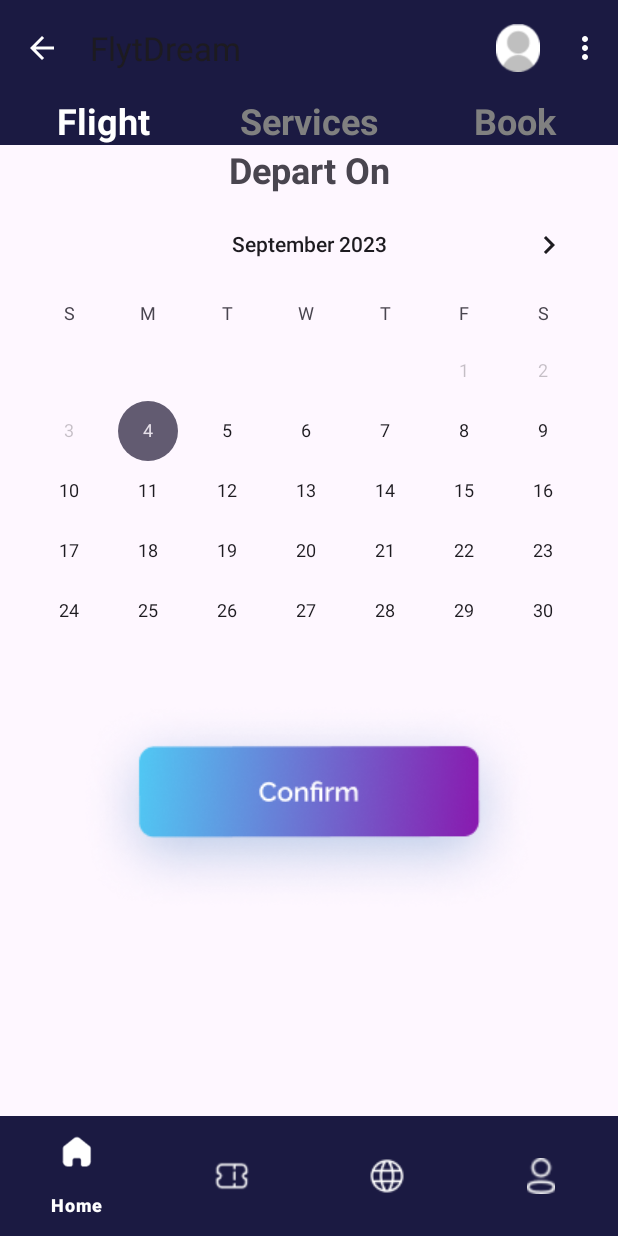
After one commit to T1adus/CSIT214-Project-Deliverable, an Android app: the fragment CalendarFragment placed in its activity, on a phone screen of 412 x 824 dp. The commit adds this screen. Run offline under Robolectric (Android 15) with nearby library versions, the phone set to English and light mode, and no system bars.

Commit message:
CalendarFragment
This commit creates the CalendarFragment. After clicking on the date box on the TripFragment, this screen will appear so the user can select the date.

```diff
--- /dev/null
+++ b/FlytDream/app/src/main/java/com/example/flytdream/CalendarFragment.java
@@ -0,0 +1,166 @@
+package com.example.flytdream;
+
+import android.os.Bundle;
+
+import androidx.annotation.NonNull;
+import androidx.appcompat.app.ActionBar;
+import androidx.appcompat.app.AppCompatActivity;
+import androidx.fragment.app.Fragment;
+
+import android.view.LayoutInflater;
+import android.view.Menu;
+import android.view.MenuInflater;
+import android.view.MenuItem;
+import android.view.View;
+import android.view.ViewGroup;
+import android.widget.CalendarView;
+import android.widget.ImageButton;
+import android.widget.Toast;
+
+import java.text.SimpleDateFormat;
+import java.util.Calendar;
+import java.util.Date;
+import java.util.Locale;
+
+/**
+ * A simple {@link Fragment} subclass.
+ * Use the {@link CalendarFragment#newInstance} factory method to
+ * create an instance of this fragment.
+ */
+public class CalendarFragment extends Fragment {
+    private CoreActivity activity;
+    private CalendarView departCalendar;
+    private ImageButton confirmButton;
+    private String departDate;
+
+    // TODO: Rename parameter arguments, choose names that match
+    // the fragment initialization parameters, e.g. ARG_ITEM_NUMBER
+    private static final String ARG_PARAM1 = "param1";
+    private static final String ARG_PARAM2 = "param2";
+
+    // TODO: Rename and change types of parameters
+    private String mParam1;
+    private String mParam2;
+
+    public CalendarFragment() {
+        // Required empty public constructor
+    }
+
+    /**
+     * Use this factory method to create a new instance of
+     * this fragment using the provided parameters.
+     *
+     * @param param1 Parameter 1.
+     * @param param2 Parameter 2.
+     * @return A new instance of fragment CalendarFragment.
+     */
+    // TODO: Rename and change types and number of parameters
+    public static CalendarFragment newInstance(String param1, String param2) {
+        CalendarFragment fragment = new CalendarFragment();
+        Bundle args = new Bundle();
+        args.putString(ARG_PARAM1, param1);
+        args.putString(ARG_PARAM2, param2);
+        fragment.setArguments(args);
+        return fragment;
+    }
+
+    @Override
+    public void onCreate(Bundle savedInstanceState) {
+        super.onCreate(savedInstanceState);
+        if (getArguments() != null) {
+            mParam1 = getArguments().getString(ARG_PARAM1);
+            mParam2 = getArguments().getString(ARG_PARAM2);
+        }
+    }
+
+    @Override
+    public View onCreateView(LayoutInflater inflater, ViewGroup container,
+                             Bundle savedInstanceState) {
+        // Inflate the layout for this fragment
+        departDate = "";
+        setCurrentDate();
+        View view = inflater.inflate(R.layout.fragment_calendar, container, false);
+        activity = (CoreActivity) getActivity();
+        departCalendar = view.findViewById(R.id.departCalendar);
+        Calendar calendar = Calendar.getInstance();
+        departCalendar.setMinDate(calendar.getTimeInMillis());
+        departCalendar.setOnDateChangeListener(calendarListener);
+        confirmButton = view.findViewById(R.id.confirmButton);
+        confirmButton.setOnClickListener(clickListener);
+
+        setHasOptionsMenu(true);
+
+        return view;
+    }
+
+    CalendarView.OnDateChangeListener calendarListener = new CalendarView.OnDateChangeListener() {
+        @Override
+        public void onSelectedDayChange(@NonNull CalendarView view, int year, int month, int dayOfMonth) {
+            String inputDay;
+            String inputMonth;
+            String inputYear;
+            if (dayOfMonth < 10) {
+                inputDay = "0" + Integer.toString(dayOfMonth);
+            } else {
+                inputDay = Integer.toString(dayOfMonth);
+            }
+
+            month += 1;
+            if (month < 10) {
+                inputMonth = "0" + Integer.toString(month);
+            } else {
+                inputMonth = Integer.toString(month);
+            }
+
+            inputYear = Integer.toString(year);
+
+            departDate = String.format("%s/%s/%s", inputDay, inputMonth, inputYear);
+        }
+    };
+
+    View.OnClickListener clickListener = new View.OnClickListener() {
+        @Override
+        public void onClick(View v) {
+            if (v.getId() == R.id.confirmButton) {
+                if (!departDate.equals("")) {
+                    BookingSession aBookingSession = activity.getBookingSession();
+                    aBookingSession.setDate(departDate);
+                    activity.loadFragment(new TripFragment());
+                } else {
+                    Toast.makeText(getActivity(), "Please select a date!", Toast.LENGTH_SHORT).show();
+                }
+            }
+        }
+    };
+
+    @Override
+    public void onCreateOptionsMenu(Menu menu, MenuInflater inflater) {
+        inflater.inflate(R.menu.top_nav_menu, menu);
+        super.onCreateOptionsMenu(menu, inflater);
+
+        ActionBar actionBar = ((AppCompatActivity) requireActivity()).getSupportActionBar();
+        if (actionBar != null) {
+            actionBar.setDisplayHomeAsUpEnabled(true);
+        }
+    }
+
+    @Override
+    public boolean onOptionsItemSelected (MenuItem item){
+        if (item.getItemId() == R.id.action_profile) {
+            Toast.makeText(this.getActivity(), "Yo!", Toast.LENGTH_SHORT).show();
+        } else if (item.getItemId() == android.R.id.home) {
+            activity.loadFragment(new TripFragment());
+            return true;
+        }
+        return super.onOptionsItemSelected(item);
+    }
+
+    public void setCurrentDate() {
+        Calendar calendar = Calendar.getInstance();
+        Date currentDate = calendar.getTime();
+
+        SimpleDateFormat dateFormat = new SimpleDateFormat("dd/MM/yy", Locale.getDefault());
+
+        departDate = dateFormat.format(currentDate);
+    }
+}
--- a/FlytDream/app/src/main/java/com/example/flytdream/TripFragment.java
+++ b/FlytDream/app/src/main/java/com/example/flytdream/TripFragment.java
@@ -113,7 +113,7 @@ public class TripFragment extends Fragment {
             } else if (v.getId() == R.id.citySwitch) {
                 switchCity();
             } else if (v.getId() == R.id.dateSelection) {
-                activity.loadFragment(new CustomerInfoFragment());
+                activity.loadFragment(new CalendarFragment());
             } else if (v.getId() == R.id.passengerInput) {
                 activity.loadFragment(new CustomerInfoFragment());
             }
--- /dev/null
+++ b/FlytDream/app/src/main/res/layout/fragment_calendar.xml
@@ -0,0 +1,80 @@
+<?xml version="1.0" encoding="utf-8"?>
+<FrameLayout xmlns:android="http://schemas.android.com/apk/res/android"
+    xmlns:tools="http://schemas.android.com/tools"
+    android:layout_width="match_parent"
+    android:layout_height="match_parent"
+    tools:context=".CalendarFragment">
+    <LinearLayout
+        android:layout_width="match_parent"
+        android:layout_height="match_parent"
+        android:orientation="vertical">
+
+        <LinearLayout
+            android:layout_width="match_parent"
+            android:layout_height="wrap_content"
+            android:orientation="horizontal">
+
+            <TextView
+                android:id="@+id/flightSection"
+                android:layout_width="fill_parent"
+                android:layout_height="fill_parent"
+                android:layout_weight="1"
+                android:background="@color/darkblue"
+                android:text="@string/flightSectionText"
+                android:textAlignment="center"
+                android:textColor="@color/white"
+                android:textSize="24sp"
+                android:textStyle="bold" />
+
+            <TextView
+                android:id="@+id/serviceSection"
+                android:layout_width="fill_parent"
+                android:layout_height="fill_parent"
+                android:layout_weight="1"
+                android:background="@color/darkblue"
+                android:text="@string/serviceSectionText"
+                android:textAlignment="center"
+                android:textColor="@color/grey"
+                android:textSize="24sp"
+                android:textStyle="bold" />
+
+            <TextView
+                android:id="@+id/bookSection"
+                android:layout_width="fill_parent"
+                android:layout_height="fill_parent"
+                android:layout_weight="1"
+                android:background="@color/darkblue"
+                android:text="@string/bookSectionText"
+                android:textAlignment="center"
+                android:textColor="@color/grey"
+                android:textSize="24sp"
+                android:textStyle="bold" />
+
+        </LinearLayout>
+
+        <TextView
+            android:id="@+id/textView3"
+            android:layout_width="match_parent"
+            android:layout_height="wrap_content"
+            android:text="@string/departureCalendarText"
+            android:textAlignment="center"
+            android:textSize="24sp"
+            android:textStyle="bold" />
+
+        <CalendarView
+            android:id="@+id/departCalendar"
+            android:layout_width="match_parent"
+            android:layout_height="wrap_content"
+            android:maxDate="12/31/2024"
+            android:minDate="09/01/2023" />
+
+        <ImageButton
+            android:id="@+id/confirmButton"
+            android:layout_width="match_parent"
+            android:layout_height="wrap_content"
+            android:src="@drawable/seat_confirm"
+            android:background="@android:color/transparent"/>
+
+    </LinearLayout>
+
+</FrameLayout>
--- a/FlytDream/app/src/main/res/values/strings.xml
+++ b/FlytDream/app/src/main/res/values/strings.xml
@@ -36,4 +36,5 @@
     <string name="ageInputText">Age:</string>
     <string name="genderInputText">Gender:</string>
     <string name="passportInput">Passport:</string>
+    <string name="departureCalendarText">Depart On</string>
 </resources>
```
